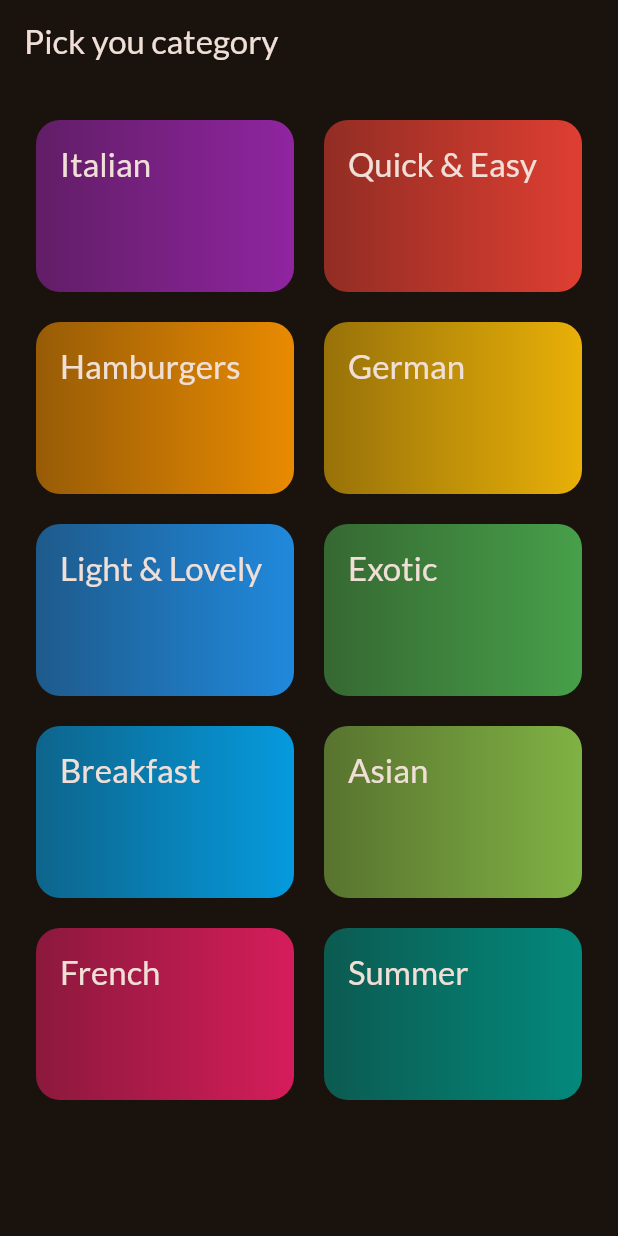
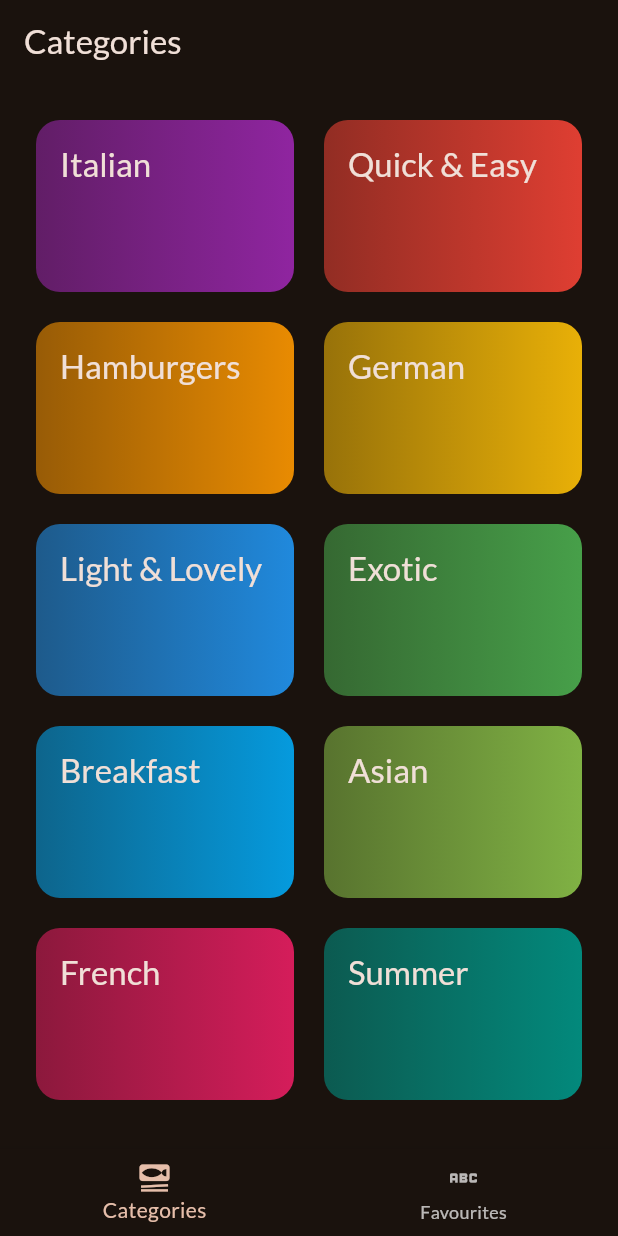
Before and after one commit to ZeeshanShabbir/meals, a Flutter app: the screen it shows after launch, on a phone screen of 412 x 824 dp. Run offline on Flutter 3.47's test engine with Material 3 defaults, Android fonts, the phone set to English and light mode, and no system bars; our stand-ins replace google_fonts, transparent_image.

Commit message:
more feature

```diff
--- a/lib/main.dart
+++ b/lib/main.dart
@@ -2,6 +2,7 @@ import 'package:flutter/material.dart';
 
 import 'package:google_fonts/google_fonts.dart';
 import 'package:meals/screens/categories.dart';
+import 'package:meals/screens/tabs.dart';
 
 final theme = ThemeData(
   useMaterial3: true,
@@ -21,6 +22,6 @@ class App extends StatelessWidget {
 
   @override
   Widget build(BuildContext context) {
-    return MaterialApp(theme: theme, home: CategoriesScreen());
+    return MaterialApp(theme: theme, home: TabsScreen());
   }
 }
--- a/lib/screens/categories.dart
+++ b/lib/screens/categories.dart
@@ -23,9 +23,7 @@ class CategoriesScreen extends StatelessWidget {
 
   @override
   Widget build(BuildContext context) {
-    return Scaffold(
-      appBar: AppBar(title: Text('Pick you category')),
-      body: GridView(
+    return GridView(
       padding: EdgeInsets.all(24),
       gridDelegate: const SliverGridDelegateWithFixedCrossAxisCount(
         crossAxisCount: 2,
@@ -42,7 +40,6 @@ class CategoriesScreen extends StatelessWidget {
             },
           ),
       ],
-      ),
     );
   }
 }
--- /dev/null
+++ b/lib/screens/tabs.dart
@@ -0,0 +1,51 @@
+import 'package:flutter/material.dart';
+import 'package:meals/screens/categories.dart';
+import 'package:meals/screens/meals.dart';
+
+class TabsScreen extends StatefulWidget {
+  const TabsScreen({super.key});
+
+  @override
+  State<TabsScreen> createState() {
+    return _TabsScreenState();
+  }
+}
+
+class _TabsScreenState extends State<TabsScreen> {
+  int _selectPageIndex = 0;
+
+  _selectPage(int index) {
+    setState(() {
+      _selectPageIndex = index;
+    });
+  }
+
+  @override
+  Widget build(BuildContext context) {
+    Widget activePage = const CategoriesScreen();
+    String activePageTitle = 'Categories';
+
+    if (_selectPageIndex == 1) {
+      activePage = MealsScreen(meals: []);
+      activePageTitle = 'Your Favourties';
+    }
+
+    return Scaffold(
+      appBar: AppBar(title: Text(activePageTitle)),
+      body: activePage,
+      bottomNavigationBar: BottomNavigationBar(
+        onTap: (index) {
+          _selectPage(index);
+        },
+        currentIndex: _selectPageIndex,
+        items: [
+          BottomNavigationBarItem(
+            icon: Icon(Icons.set_meal),
+            label: 'Categories',
+          ),
+          BottomNavigationBarItem(icon: Icon(Icons.abc), label: 'Favourites'),
+        ],
+      ),
+    );
+  }
+}
```
Also changed, not shown: lib/screens/meal_detail.dart (added, +65 -0 lines), lib/screens/meals.dart (+18 -4 lines), lib/widgets/meal_item.dart (+34 -7 lines), lib/widgets/meal_item_trait.dart (added, +19 -0 lines). Lines whose indentation alone changed are shown as unchanged.
